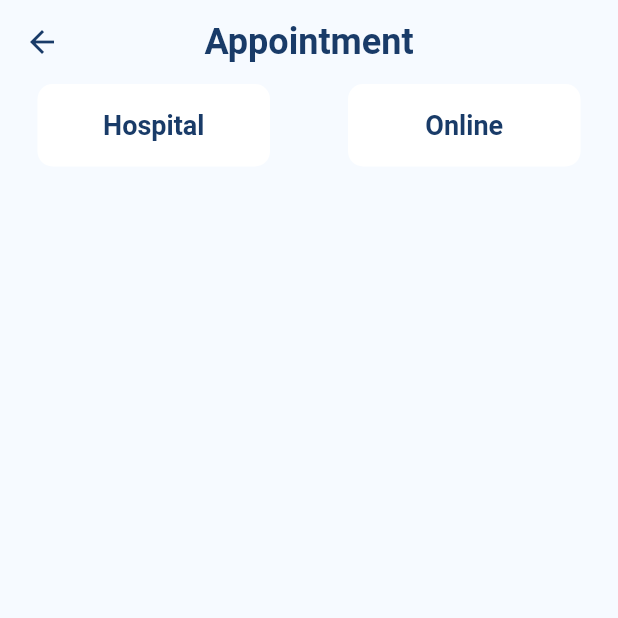
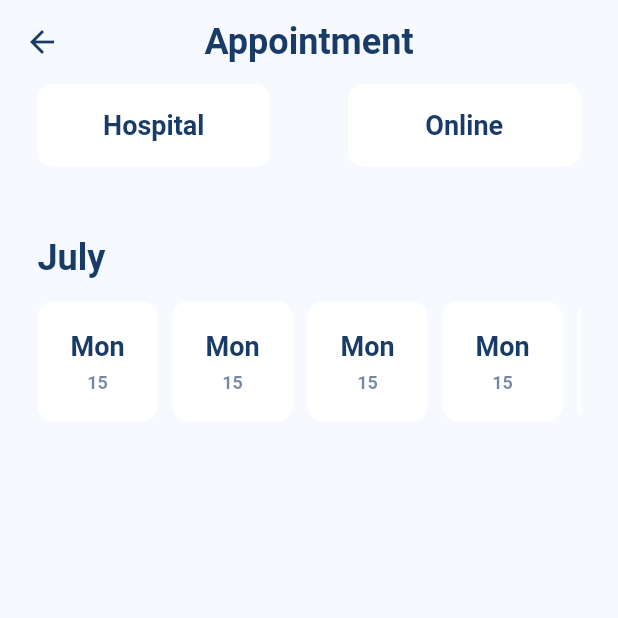
Before and after one commit to pistachio214/medi_talk_for_flutter, a Flutter app: the DoctorAppointment screen opened directly, on a phone screen of 412 x 824 dp, the top half of it. Run offline on Flutter 3.47's test engine with Material 2 defaults, Android fonts, the phone set to English and light mode, and no system bars; our stand-ins replace flutter_easyloading, flutter_swiper_view, shared_preferences; missing offline and left inert: flutter_star; accounts and stored records are empty.

Commit message:
update 下单界面进度加10%

```diff
--- a/lib/views/doctor/appointment/index.dart
+++ b/lib/views/doctor/appointment/index.dart
@@ -1,5 +1,9 @@
 import 'package:flutter/material.dart';
+import 'package:medi_talk_for_flutter/handle/no_shadow_scroll_behavior_handle.dart';
 import 'package:medi_talk_for_flutter/lang/const.dart';
+import 'package:medi_talk_for_flutter/utils/logs_util.dart';
+import 'package:medi_talk_for_flutter/widgets/main/home/categories_item_widget.dart';
+import 'package:medi_talk_for_flutter/widgets/main/home/categories_warp_widget.dart';
 
 class DoctorAppointment extends StatefulWidget {
   const DoctorAppointment({Key? key}) : super(key: key);
@@ -39,6 +43,7 @@ class _DoctorAppointmentState extends State<DoctorAppointment> {
       ),
       backgroundColor: Const.defaultBarAndBodyThemColor,
       body: Container(
+        width: size.width,
         padding: const EdgeInsets.only(left: 25, right: 25, bottom: 10),
         child: SingleChildScrollView(
           scrollDirection: Axis.vertical,
@@ -72,7 +77,6 @@ class _DoctorAppointmentState extends State<DoctorAppointment> {
                         ),
                       ),
                     ),
-
                     Container(
                       width: 155,
                       height: 55,
@@ -97,6 +101,104 @@ class _DoctorAppointmentState extends State<DoctorAppointment> {
                     )
                   ],
                 ),
+              ),
+              Container(
+                margin: const EdgeInsets.only(top: 30),
+                child: Column(
+                  crossAxisAlignment: CrossAxisAlignment.stretch,
+                  children: <Widget>[
+                    // Categories
+                    Container(
+                      height: 130,
+                      margin: const EdgeInsets.only(top: 15),
+                      child: Column(
+                        mainAxisSize: MainAxisSize.min,
+                        children: <Widget>[
+                          Container(
+                            height: 30,
+                            margin: const EdgeInsets.only(bottom: 15),
+                            alignment: Alignment.bottomLeft,
+                            child: SizedBox(
+                              child: Text(
+                                "July",
+                                style: TextStyle(
+                                  fontWeight: FontWeight.w700,
+                                  fontSize: 24,
+                                  color: Const.defaultFontColor,
+                                ),
+                              ),
+                            ),
+                          ),
+                          SizedBox(
+                            width: size.width - 25 * 2,
+                            height: 80,
+                            child: ScrollConfiguration(
+                              behavior: NoShadowScrollBehaviorHandle(),
+                              child: SingleChildScrollView(
+                                scrollDirection: Axis.horizontal,
+                                child: Row(
+                                  mainAxisAlignment: MainAxisAlignment.start,
+                                  mainAxisSize: MainAxisSize.min,
+                                  children: <Widget>[
+                                    ListView.builder(
+                                      itemCount: 10,
+                                      scrollDirection: Axis.horizontal,
+                                      shrinkWrap: true,
+                                      physics: const NeverScrollableScrollPhysics(),
+                                      itemBuilder: (BuildContext context, int index) {
+                                        double rightMargin = 10;
+                                        if (index == (10 - 1)) {
+                                          rightMargin = 0;
+                                        }
+
+                                        return Container(
+                                          width: 80,
+                                          height: 80,
+                                          margin: EdgeInsets.only(right: rightMargin),
+                                          decoration: const BoxDecoration(
+                                            color: Colors.white,
+                                            borderRadius: BorderRadius.all(Radius.circular(10)),
+                                          ),
+                                          child: TextButton(
+                                            onPressed: () {},
+                                            child: Column(
+                                              mainAxisAlignment: MainAxisAlignment.center,
+                                              children: <Widget>[
+                                                Text(
+                                                  "Mon",
+                                                  style: TextStyle(
+                                                    fontWeight: FontWeight.w700,
+                                                    fontSize: 18,
+                                                    color: Const.defaultFontColor,
+                                                  ),
+                                                ),
+                                                Container(
+                                                  margin: const EdgeInsets.only(top: 7),
+                                                  child: const Text(
+                                                    "15",
+                                                    style: TextStyle(
+                                                      fontWeight: FontWeight.w600,
+                                                      fontSize: 12,
+                                                      color: Color.fromRGBO(25, 59, 104, 0.6),
+                                                    ),
+                                                  ),
+                                                ),
+                                              ],
+                                            ),
+                                          ),
+                                        );
+                                      },
+                                    ),
+                                  ],
+                                ),
+                              ),
+                            ),
+                          ),
+                        ],
+                      ),
+                    ),
+                  ],
+                ),
               )
             ],
           ),
--- a/lib/views/main/index.dart
+++ b/lib/views/main/index.dart
@@ -1,4 +1,7 @@
 import 'package:flutter/material.dart';
+import 'package:flutter/services.dart';
+import 'package:flutter_easyloading/flutter_easyloading.dart';
+import 'package:medi_talk_for_flutter/utils/logs_util.dart';
 import 'package:medi_talk_for_flutter/views/main/doctor/index.dart';
 import 'package:medi_talk_for_flutter/views/main/home/index.dart';
 import 'package:medi_talk_for_flutter/widgets/main/main_bottom_navigation_bar_widget.dart';
@@ -21,7 +24,7 @@ class _MainState extends State<Main> {
     ),
     const BottomNavigationBarItem(
       icon: Icon(Icons.book_online),
-      label: "医生"
+      label: "医生",
     ),
   ];
 
@@ -38,15 +41,15 @@ class _MainState extends State<Main> {
 
   @override
   Widget build(BuildContext context) {
-    return Scaffold(
-      extendBody: true,
-      bottomNavigationBar: MainBottomNavigationBarWidget(
-        bottomTabs: bottomTabs,
-        onTapHander: (int index) => _onTapHander(index),
-      ),
-      body: WillPopScope(
-        onWillPop: () async => false,
-        child: tabBodies[currentIndex],
+    return WillPopScope(
+      onWillPop: () async => false,
+      child: Scaffold(
+        extendBody: true,
+        bottomNavigationBar: MainBottomNavigationBarWidget(
+          bottomTabs: bottomTabs,
+          onTapHander: (int index) => _onTapHander(index),
+        ),
+        body: tabBodies[currentIndex],
       ),
     );
   }
--- a/lib/widgets/main/home/categories_warp_widget.dart
+++ b/lib/widgets/main/home/categories_warp_widget.dart
@@ -32,7 +32,7 @@ class _CategoriesWarpWidgetState extends State<CategoriesWarpWidget> {
               mainAxisAlignment: MainAxisAlignment.spaceBetween,
               mainAxisSize: MainAxisSize.min,
               children: <Widget>[
-                SizedBox(
+                const SizedBox(
                   child: Text(
                     "Categories",
                     style: TextStyle(
```
